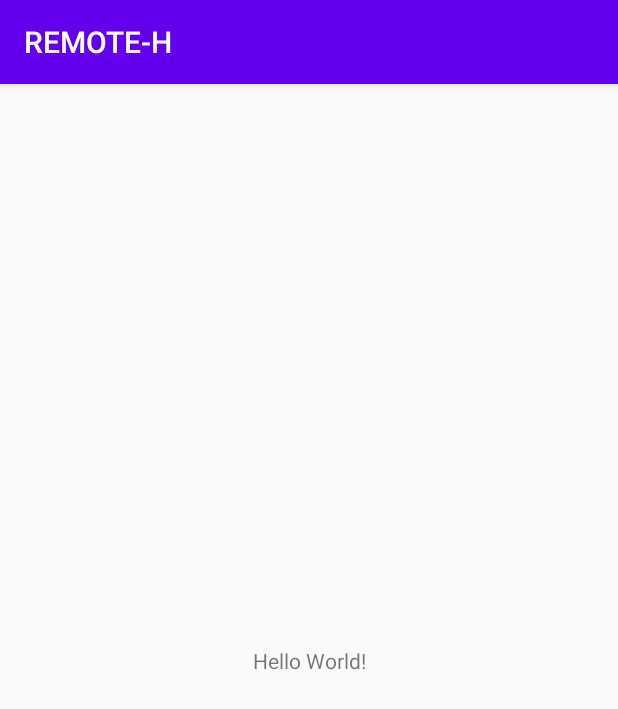
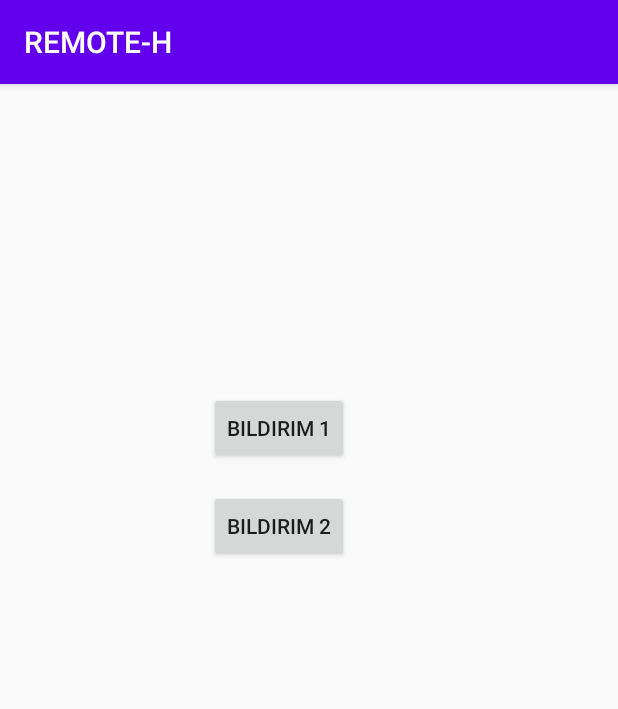
Before and after one commit to bkorumaz/remote-h, an Android app: the screen it shows after launch (MainActivity), on a phone screen of 412 x 824 dp. Shown: the top 709 px of the screen. Run offline under Robolectric (Android 15) with nearby library versions, the phone set to English and light mode, and no system bars.

Commit message:
bildirim gönderme özelliği eklendi

```diff
--- a/app/src/main/AndroidManifest.xml
+++ b/app/src/main/AndroidManifest.xml
@@ -3,6 +3,7 @@
     package="com.tigers.remote_h">
 
     <application
+        android:name=".Notifications"
         android:allowBackup="true"
         android:icon="@mipmap/ic_launcher"
         android:label="@string/app_name"
--- a/app/src/main/java/com/tigers/remote_h/MainActivity.java
+++ b/app/src/main/java/com/tigers/remote_h/MainActivity.java
@@ -1,14 +1,78 @@
 package com.tigers.remote_h;
 
 import androidx.appcompat.app.AppCompatActivity;
+import androidx.core.app.NotificationCompat;
+import androidx.core.app.NotificationManagerCompat;
 
+import android.app.Notification;
+import android.app.NotificationManager;
+import android.media.RingtoneManager;
+import android.net.Uri;
 import android.os.Bundle;
+import android.view.View;
+import android.widget.Button;
+
 
 public class MainActivity extends AppCompatActivity {
+    Button notifation_1;
+    Button notifation_2;
+    private NotificationManagerCompat notificationManager;
 
     @Override
     protected void onCreate(Bundle savedInstanceState) {
         super.onCreate(savedInstanceState);
-        setContentView(R.layout.activity_main);
+        //setContentView(R.layout.activity_main);
+        notificationManager = NotificationManagerCompat.from(this);
+        setContentView(R.layout.notifations_test);
+        notifation_1=(Button)findViewById(R.id.button1);
+        notifation_2=(Button)findViewById(R.id.button2);
+        set_on_click_buttons();
+    }
+    void set_on_click_buttons(){
+        notifation_1.setOnClickListener(new View.OnClickListener(){
+            public void onClick(View v) {
+
+                sendOnChannel1();
+            }
+
+        });
+        notifation_2.setOnClickListener(new View.OnClickListener(){
+            public void onClick(View v) {
+
+                sendOnChannel2();
+            }
+
+        });
+
+    }
+    public  void  sendOnChannel1()
+    {
+        String title="test";
+        String message="Testttttttt";
+        Uri alarmSound = RingtoneManager.getDefaultUri(RingtoneManager.TYPE_NOTIFICATION);
+        Notification notification=new NotificationCompat.Builder(this,Notifications.CHANNEL_1_ID)
+                .setSmallIcon(R.drawable.ic_one)
+                .setContentTitle(title)
+                .setContentText(message)
+                .setPriority(NotificationCompat.PRIORITY_HIGH)
+                .setCategory(NotificationCompat.CATEGORY_MESSAGE)
+                .setSound(alarmSound)
+                .build();
+        notificationManager.notify(1,notification);
+    }
+    public  void  sendOnChannel2()
+    {
+        String title="test2";
+        String message="Testttttttt2222";
+        long[] vibrate = { 50, 100, 200, 300 };
+
+        Notification notification=new NotificationCompat.Builder(this,Notifications.CHANNEL_2_ID)
+                .setSmallIcon(R.drawable.ic_two)
+                .setContentTitle(title)
+                .setContentText(message)
+                .setPriority(NotificationCompat.PRIORITY_HIGH)
+                .setVibrate(vibrate)
+                .build();
+        notificationManager.notify(2,notification);
     }
 }
--- /dev/null
+++ b/app/src/main/java/com/tigers/remote_h/Notifications.java
@@ -0,0 +1,43 @@
+package com.tigers.remote_h;
+
+import android.app.Application;
+import android.app.NotificationChannel;
+import android.app.NotificationManager;
+import android.os.Build;
+
+public class Notifications extends Application {
+
+    public  static final  String CHANNEL_1_ID="channel1";
+    public  static final  String CHANNEL_2_ID="channel2";
+    public  void  onCreate()
+    {
+        super.onCreate();
+
+        createNotificationChannels();
+    }
+
+    private void createNotificationChannels() {
+    if(Build.VERSION.SDK_INT>=Build.VERSION_CODES.O)
+    {
+        NotificationChannel channel1= new NotificationChannel(
+                CHANNEL_1_ID,
+                "Channel 1",
+            NotificationManager.IMPORTANCE_HIGH
+        );
+        channel1.setDescription("kanal 1");
+        NotificationChannel channel2= new NotificationChannel(
+                CHANNEL_2_ID,
+                "Channel 2",
+                NotificationManager.IMPORTANCE_LOW
+        );
+        channel1.setDescription("kanal 2");
+        NotificationManager manager = getSystemService(NotificationManager.class);
+        manager.createNotificationChannel(channel1);
+        manager.createNotificationChannel(channel2);
+    }
+
+    }
+
+
+
+}
--- /dev/null
+++ b/app/src/main/java/com/tigers/remote_h/getNews.java
@@ -0,0 +1,6 @@
+package com.tigers.remote_h;
+
+public class getNews {
+
+
+}
--- /dev/null
+++ b/app/src/main/res/drawable/ic_one.xml
@@ -0,0 +1,9 @@
+<vector xmlns:android="http://schemas.android.com/apk/res/android"
+        android:width="24dp"
+        android:height="24dp"
+        android:viewportWidth="24.0"
+        android:viewportHeight="24.0">
+    <path
+        android:fillColor="#FF000000"
+        android:pathData="M19,3L5,3c-1.1,0 -2,0.9 -2,2v14c0,1.1 0.9,2 2,2h14c1.1,0 2,-0.9 2,-2L21,5c0,-1.1 -0.9,-2 -2,-2zM14,17h-2L12,9h-2L10,7h4v10z"/>
+</vector>
--- /dev/null
+++ b/app/src/main/res/drawable/ic_two.xml
@@ -0,0 +1,9 @@
+<vector xmlns:android="http://schemas.android.com/apk/res/android"
+        android:width="24dp"
+        android:height="24dp"
+        android:viewportWidth="24.0"
+        android:viewportHeight="24.0">
+    <path
+        android:fillColor="#FF000000"
+        android:pathData="M19,3L5,3c-1.1,0 -2,0.9 -2,2v14c0,1.1 0.9,2 2,2h14c1.1,0 2,-0.9 2,-2L21,5c0,-1.1 -0.9,-2 -2,-2zM15,11c0,1.11 -0.9,2 -2,2h-2v2h4v2L9,17v-4c0,-1.11 0.9,-2 2,-2h2L13,9L9,9L9,7h4c1.1,0 2,0.89 2,2v2z"/>
+</vector>
--- /dev/null
+++ b/app/src/main/res/layout/notifations_test.xml
@@ -0,0 +1,26 @@
+<?xml version="1.0" encoding="utf-8"?>
+<androidx.constraintlayout.widget.ConstraintLayout xmlns:android="http://schemas.android.com/apk/res/android"
+    xmlns:app="http://schemas.android.com/apk/res-auto"
+    xmlns:tools="http://schemas.android.com/tools"
+    android:layout_width="match_parent"
+    android:layout_height="match_parent">
+
+    <Button
+        android:id="@+id/button1"
+        android:layout_width="wrap_content"
+        android:layout_height="wrap_content"
+        android:layout_marginStart="139dp"
+        android:layout_marginTop="205dp"
+        android:text="bildirim 1"
+        app:layout_constraintStart_toStartOf="parent"
+        app:layout_constraintTop_toTopOf="parent" />
+
+    <Button
+        android:id="@+id/button2"
+        android:layout_width="wrap_content"
+        android:layout_height="wrap_content"
+        android:layout_marginTop="17dp"
+        android:text="bildirim 2"
+        app:layout_constraintStart_toStartOf="@+id/button1"
+        app:layout_constraintTop_toBottomOf="@+id/button1" />
+</androidx.constraintlayout.widget.ConstraintLayout>
```
